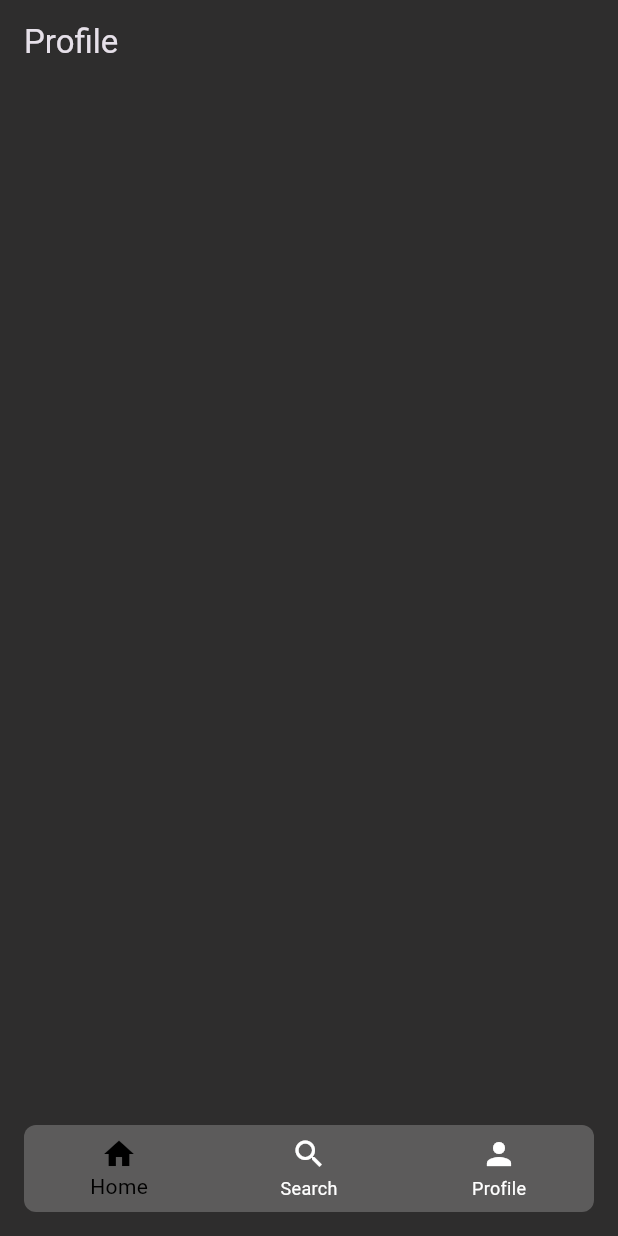
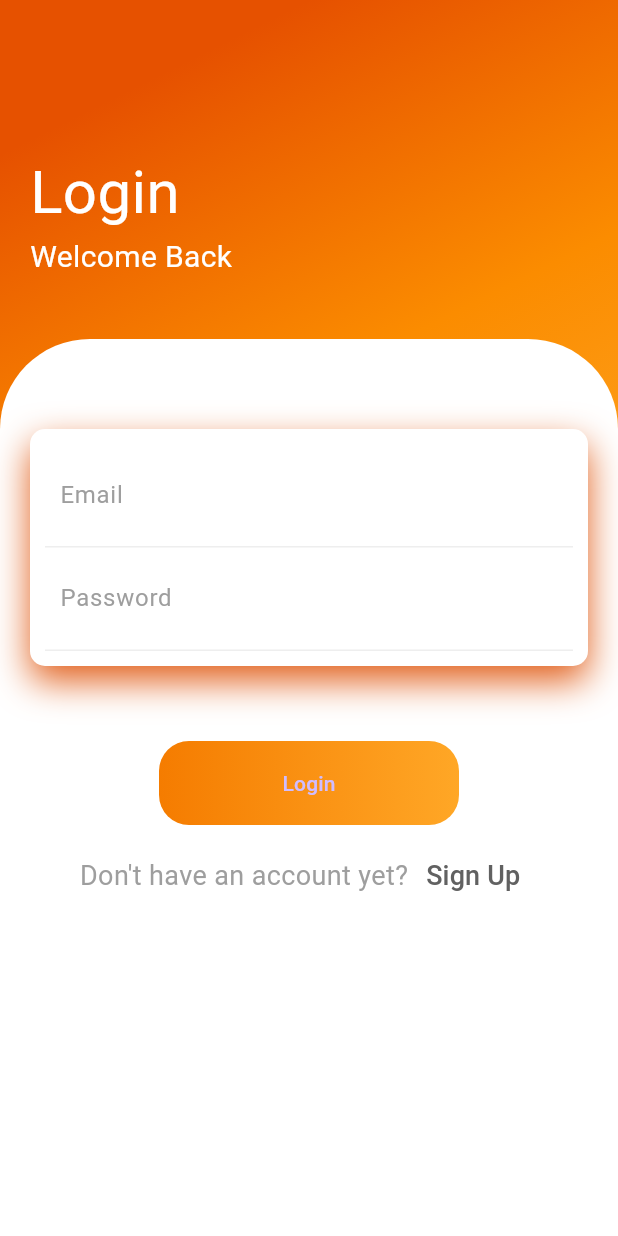
Before and after one commit to ninad-moree/Flutter-UI-Screens, a Flutter app: the screen it shows after launch, on a phone screen of 412 x 824 dp. Run offline on Flutter 3.47's test engine with Material 3 defaults, Android fonts, the phone set to English and light mode, and no system bars; drawn by our look-alikes of flutter_zoom_drawer.

Commit message:
Sign In and SignUp UI added

```diff
--- /dev/null
+++ b/lib/authentication/sign_in.dart
@@ -0,0 +1,227 @@
+import 'package:flutter/material.dart';
+
+import 'sign_up.dart';
+import 'widget/button.dart';
+import 'widget/text_input.dart';
+
+class SignInScreen extends StatefulWidget {
+  const SignInScreen({super.key});
+
+  @override
+  State<SignInScreen> createState() => _SignInScreenState();
+}
+
+class _SignInScreenState extends State<SignInScreen> {
+  final TextEditingController _passwordController = TextEditingController();
+  final TextEditingController _emailController = TextEditingController();
+
+  @override
+  void dispose() {
+    super.dispose();
+    _passwordController.dispose();
+    _emailController.dispose();
+  }
+
+  @override
+  Widget build(BuildContext context) {
+    return SafeArea(
+      child: Scaffold(
+        // resizeToAvoidBottomInset: false,
+        body: Container(
+          width: double.infinity,
+          decoration: BoxDecoration(
+            gradient: LinearGradient(
+              begin: Alignment.topCenter,
+              colors: [
+                Colors.orange[900]!,
+                Colors.orange[600]!,
+                Colors.orange[400]!,
+              ],
+            ),
+          ),
+          child: Column(
+            crossAxisAlignment: CrossAxisAlignment.start,
+            children: [
+              const SizedBox(height: 80),
+              const Padding(
+                padding: EdgeInsets.all(20),
+                child: Column(
+                  crossAxisAlignment: CrossAxisAlignment.start,
+                  children: [
+                    Text(
+                      "Login",
+                      style: TextStyle(
+                        color: Colors.white,
+                        fontSize: 40,
+                      ),
+                    ),
+                    Text(
+                      "Welcome Back",
+                      style: TextStyle(
+                        color: Colors.white,
+                        fontSize: 20,
+                      ),
+                    ),
+                  ],
+                ),
+              ),
+              const SizedBox(height: 20),
+              Expanded(
+                child: Container(
+                  decoration: const BoxDecoration(
+                    color: Colors.white,
+                    borderRadius: BorderRadius.only(
+                      topLeft: Radius.circular(60),
+                      topRight: Radius.circular(60),
+                    ),
+                  ),
+                  child: Padding(
+                    padding: const EdgeInsets.all(20),
+                    child: SingleChildScrollView(
+                      child: Column(
+                        children: [
+                          const SizedBox(height: 40),
+                          Container(
+                            padding: const EdgeInsets.all(10),
+                            decoration: BoxDecoration(
+                              color: Colors.white,
+                              borderRadius: BorderRadius.circular(10),
+                              boxShadow: const [
+                                BoxShadow(
+                                  color: Color.fromRGBO(225, 95, 27, 3),
+                                  blurRadius: 20,
+                                  offset: Offset(0, 10),
+                                )
+                              ],
+                            ),
+                            child: Column(
+                              children: [
+                                TextInputWidget(
+                                  hintText: "Email",
+                                  controller: _emailController,
+                                  isPasswordType: false,
+                                ),
+                                TextInputWidget(
+                                  hintText: "Password",
+                                  controller: _passwordController,
+                                  isPasswordType: true,
+                                ),
+                              ],
+                            ),
+                          ),
+                          const SizedBox(height: 50),
+                          ButtonWidget(
+                            text: "Login",
+                            onPress: () {
+                              Navigator.of(context).push(
+                                MaterialPageRoute(
+                                  builder: (context) => const Drawer(),
+                                ),
+                              );
+                            },
+                            // onPress: () {
+                            //   FirebaseAuth.instance
+                            //       .signInWithEmailAndPassword(
+                            //     email: _emailController.text,
+                            //     password: _passwordController.text,
+                            //   )
+                            //       .then(
+                            //     (value) {
+                            //       Navigator.pushAndRemoveUntil(
+                            //         context,
+                            //         MaterialPageRoute(
+                            //           builder: (context) => const HomeScreen(),
+                            //         ),
+                            //         (route) => false,
+                            //       );
+
+                            //       _emailController.clear();
+                            //       _passwordController.clear();
+                            //     },
+                            //   ).catchError(
+                            //     (error) {
+                            //       showDialog(
+                            //         context: context,
+                            //         builder: (BuildContext context) {
+                            //           return AlertDialog(
+                            //             title: Text(
+                            //               'Invalid Credentials',
+                            //               style: TextStyle(
+                            //                 color: Colors.orange[600],
+                            //               ),
+                            //             ),
+                            //             content: const SingleChildScrollView(
+                            //               child: ListBody(
+                            //                 children: [
+                            //                   Text(
+                            //                     'Check your password or email and try again.',
+                            //                     style: TextStyle(
+                            //                       color: Colors.grey,
+                            //                     ),
+                            //                   ),
+                            //                 ],
+                            //               ),
+                            //             ),
+                            //             actions: <Widget>[
+                            //               TextButton(
+                            //                 child: const Text(
+                            //                   'Done',
+                            //                   style: TextStyle(
+                            //                       color: Colors.orange),
+                            //                 ),
+                            //                 onPressed: () {
+                            //                   Navigator.of(context).pop();
+                            //                 },
+                            //               ),
+                            //             ],
+                            //           );
+                            //         },
+                            //       );
+                            //     },
+                            //   );
+                            // },
+                          ),
+                          const SizedBox(height: 10),
+                          Row(
+                            mainAxisAlignment: MainAxisAlignment.center,
+                            children: [
+                              const Text(
+                                "Don't have an account yet?",
+                                style: TextStyle(
+                                  color: Colors.grey,
+                                  fontSize: 18,
+                                ),
+                              ),
+                              TextButton(
+                                onPressed: () {
+                                  Navigator.push(
+                                    context,
+                                    MaterialPageRoute(
+                                      builder: (context) =>
+                                          const SignUpScreen(),
+                                    ),
+                                  );
+                                },
+                                child: Text(
+                                  "Sign Up",
+                                  style: TextStyle(
+                                    color: Colors.grey[700],
+                                    fontSize: 18,
+                                  ),
+                                ),
+                              ),
+                            ],
+                          ),
+                        ],
+                      ),
+                    ),
+                  ),
+                ),
+              ),
+            ],
+          ),
+        ),
+      ),
+    );
+  }
+}
--- /dev/null
+++ b/lib/authentication/widget/button.dart
@@ -0,0 +1,44 @@
+import 'package:flutter/material.dart';
+
+class ButtonWidget extends StatelessWidget {
+  final String text;
+  final VoidCallback onPress;
+  const ButtonWidget({
+    super.key,
+    required this.text,
+    required this.onPress,
+  });
+
+  @override
+  Widget build(BuildContext context) {
+    return DecoratedBox(
+      decoration: BoxDecoration(
+        gradient: LinearGradient(
+          colors: [
+            Colors.orange[700]!,
+            Colors.orange[400]!,
+            //add more colors
+          ],
+        ),
+        borderRadius: BorderRadius.circular(20),
+      ),
+      child: SizedBox(
+        width: 200,
+        child: ElevatedButton(
+          style: ElevatedButton.styleFrom(
+            backgroundColor: Colors.transparent,
+            disabledForegroundColor: Colors.transparent,
+            disabledBackgroundColor: Colors.transparent,
+            shadowColor: Colors.transparent,
+            elevation: 4,
+          ),
+          onPressed: onPress,
+          child: Padding(
+            padding: const EdgeInsets.only(top: 18, bottom: 18),
+            child: Text(text),
+          ),
+        ),
+      ),
+    );
+  }
+}
--- /dev/null
+++ b/lib/authentication/widget/text_input.dart
@@ -0,0 +1,38 @@
+import 'package:flutter/material.dart';
+
+class TextInputWidget extends StatelessWidget {
+  final String hintText;
+  final TextEditingController controller;
+  final bool isPasswordType;
+  const TextInputWidget({
+    super.key,
+    required this.hintText,
+    required this.controller,
+    required this.isPasswordType,
+  });
+
+  @override
+  Widget build(BuildContext context) {
+    return Container(
+      padding: const EdgeInsets.all(10),
+      decoration: BoxDecoration(
+        border: Border(
+          bottom: BorderSide(color: Colors.grey[200]!),
+        ),
+      ),
+      child: TextField(
+        decoration: InputDecoration(
+          hintText: hintText,
+          hintStyle: const TextStyle(color: Colors.grey),
+          border: InputBorder.none,
+        ),
+        controller: controller,
+        obscureText: isPasswordType,
+        cursorColor: Colors.orange[600],
+        keyboardType: isPasswordType
+            ? TextInputType.visiblePassword
+            : TextInputType.emailAddress,
+      ),
+    );
+  }
+}
--- a/lib/main.dart
+++ b/lib/main.dart
@@ -1,5 +1,6 @@
 import 'package:flutter/material.dart';
-import 'package:pcsb_event_screen/sidebar_menu/drawer_screen.dart';
+
+import 'authentication/sign_in.dart';
 
 void main() {
   runApp(const MyApp());
@@ -13,7 +14,7 @@ class MyApp extends StatelessWidget {
     return MaterialApp(
       debugShowCheckedModeBanner: false,
       theme: ThemeData.dark(),
-      home: const DrawerScreen(),
+      home: const SignInScreen(),
     );
   }
 }
```
Also changed, not shown: lib/authentication/sign_up.dart (added, +167 -0 lines).
